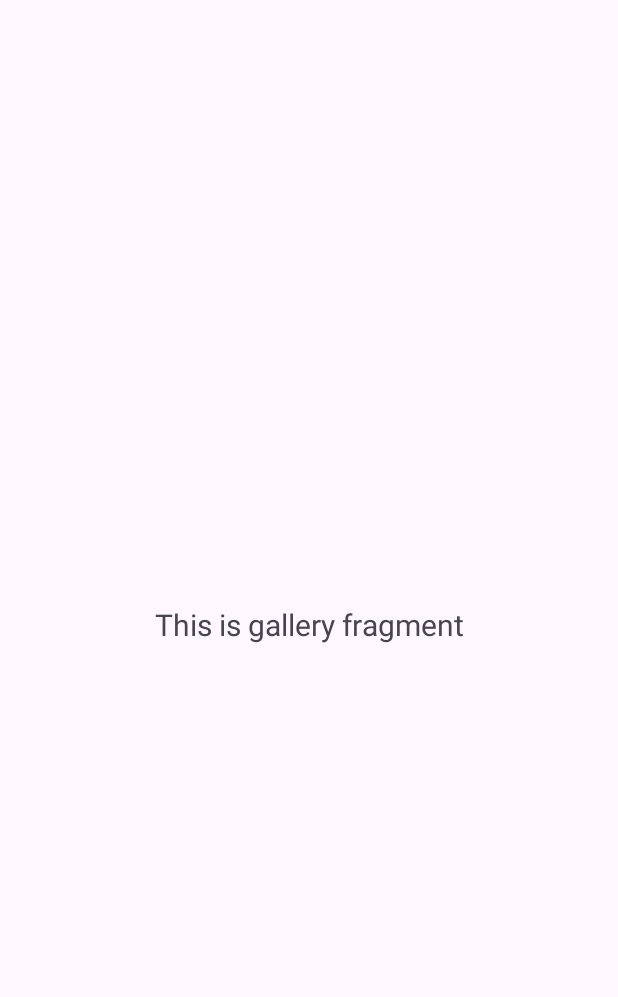
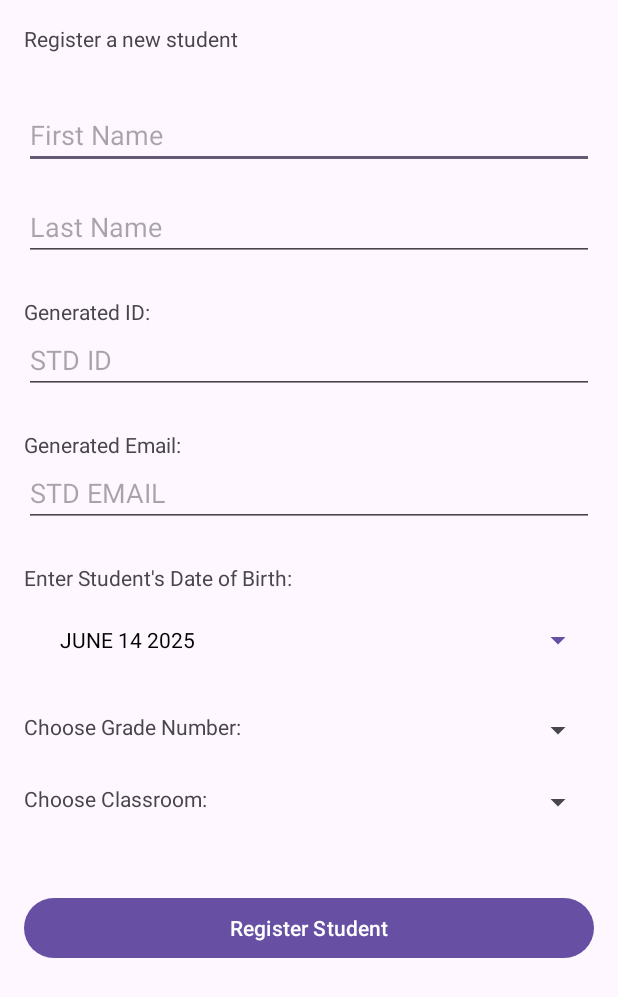
Before and after one commit to MaysHroub/edu-core, an Android app: the fragment StudentRegistrationFragment shown on its own in the app's theme, on a phone screen of 412 x 824 dp. Shown: the top 997 px of the screen. Run offline under Robolectric (Android 15) with nearby library versions, the phone set to English and light mode, and no system bars; 2 statements that could not run were skipped.

Commit message:
ui: implement xml file for std registration

```diff
--- a/app/src/main/res/layout/fragment_student_registration.xml
+++ b/app/src/main/res/layout/fragment_student_registration.xml
@@ -1,22 +1,123 @@
 <?xml version="1.0" encoding="utf-8"?>
-<androidx.constraintlayout.widget.ConstraintLayout xmlns:android="http://schemas.android.com/apk/res/android"
+<androidx.appcompat.widget.LinearLayoutCompat xmlns:android="http://schemas.android.com/apk/res/android"
     xmlns:app="http://schemas.android.com/apk/res-auto"
     xmlns:tools="http://schemas.android.com/tools"
     android:layout_width="match_parent"
     android:layout_height="match_parent"
+    android:padding="16dp"
+    android:orientation="vertical"
     tools:context=".activity.registrar.ui.student_registration.StudentRegistrationFragment">
 
     <TextView
-        android:id="@+id/text_gallery"
+        android:id="@+id/textView2"
+        android:layout_width="wrap_content"
+        android:layout_height="wrap_content"
+        android:text="@string/register_a_new_student"
+        tools:layout_editor_absoluteX="16dp"
+        tools:layout_editor_absoluteY="16dp" />
+
+    <EditText
+        android:id="@+id/edttxt_std_fname"
         android:layout_width="match_parent"
         android:layout_height="wrap_content"
-        android:layout_marginStart="8dp"
+        android:layout_marginTop="32dp"
+        android:ems="10"
+        android:hint="@string/first_name"
+        android:inputType="text" />
+
+    <EditText
+        android:id="@+id/edttxt_std_lname"
+        android:layout_width="match_parent"
+        android:layout_height="wrap_content"
+        android:layout_marginTop="16dp"
+        android:ems="10"
+        android:hint="@string/last_name"
+        android:inputType="text" />
+
+    <TextView
+        android:layout_width="match_parent"
+        android:layout_height="wrap_content"
+        android:text="@string/generated_id"
+        android:layout_marginTop="24dp"/>
+
+    <EditText
+        android:id="@+id/edttxt_std_id"
+        android:layout_width="match_parent"
+        android:layout_height="wrap_content"
+        android:ems="10"
+        android:hint="STD ID"
+        android:inputType="none" />
+
+    <TextView
+        android:layout_width="match_parent"
+        android:layout_height="wrap_content"
+        android:text="@string/generated_email"
+        android:layout_marginTop="24dp"/>
+
+    <EditText
+        android:id="@+id/edttxt_std_email"
+        android:layout_width="match_parent"
+        android:layout_height="wrap_content"
+        android:ems="10"
+        android:hint="STD EMAIL"
+        android:inputType="none" />
+
+    <TextView
+        android:layout_width="match_parent"
+        android:layout_height="wrap_content"
+        android:text="@string/enter_student_s_date_of_birth"
+        android:layout_marginTop="24dp"/>
+
+    <Button
+        android:id="@+id/btn_std_dob"
+        style="?android:spinnerStyle"
+        android:layout_width="match_parent"
+        android:layout_height="wrap_content"
         android:layout_marginTop="8dp"
-        android:layout_marginEnd="8dp"
-        android:textAlignment="center"
-        android:textSize="20sp"
-        app:layout_constraintBottom_toBottomOf="parent"
-        app:layout_constraintEnd_toEndOf="parent"
-        app:layout_constraintStart_toStartOf="parent"
-        app:layout_constraintTop_toTopOf="parent" />
-</androidx.constraintlayout.widget.ConstraintLayout>
+        android:text="JUNE 14 2025"
+        android:textColor="@color/black" />
+
+    <androidx.appcompat.widget.LinearLayoutCompat
+        android:layout_width="match_parent"
+        android:layout_height="wrap_content"
+        android:layout_marginTop="24dp">
+
+        <TextView
+            android:layout_width="wrap_content"
+            android:layout_height="wrap_content"
+            android:layout_marginEnd="16dp"
+            android:text="@string/choose_grade_number"/>
+
+        <Spinner
+            android:id="@+id/spnr_std_grade"
+            android:layout_width="match_parent"
+            android:layout_height="wrap_content" />
+
+    </androidx.appcompat.widget.LinearLayoutCompat>
+
+    <androidx.appcompat.widget.LinearLayoutCompat
+        android:layout_width="match_parent"
+        android:layout_height="wrap_content"
+        android:layout_marginTop="24dp">
+
+        <TextView
+            android:layout_width="wrap_content"
+            android:layout_height="wrap_content"
+            android:layout_marginEnd="16dp"
+            android:text="@string/choose_classroom"/>
+
+        <Spinner
+            android:id="@+id/spnr_std_classroom"
+            android:layout_width="match_parent"
+            android:layout_height="wrap_content" />
+
+    </androidx.appcompat.widget.LinearLayoutCompat>
+
+    <Button
+        android:id="@+id/btn_std_register"
+        android:layout_width="match_parent"
+        android:layout_height="wrap_content"
+        android:layout_marginTop="48dp"
+        android:text="@string/register_student" />
+
+</androidx.appcompat.widget.LinearLayoutCompat>
--- a/app/src/main/res/values/strings.xml
+++ b/app/src/main/res/values/strings.xml
@@ -18,4 +18,13 @@
     <string name="class_grades_in_school">Class grades in school:</string>
     <string name="number_of_classrooms">Number of classrooms:</string>
     <string name="number_of_subjects_added">Number of subjects added:</string>
+    <string name="register_a_new_student">Register a new student</string>
+    <string name="first_name">First Name</string>
+    <string name="last_name">Last Name</string>
+    <string name="generated_id">Generated ID:</string>
+    <string name="generated_email">Generated Email:</string>
+    <string name="enter_student_s_date_of_birth">Enter Student\'s Date of Birth:</string>
+    <string name="choose_grade_number">Choose Grade Number:</string>
+    <string name="choose_classroom">Choose Classroom:</string>
+    <string name="register_student">Register Student</string>
 </resources>
```
